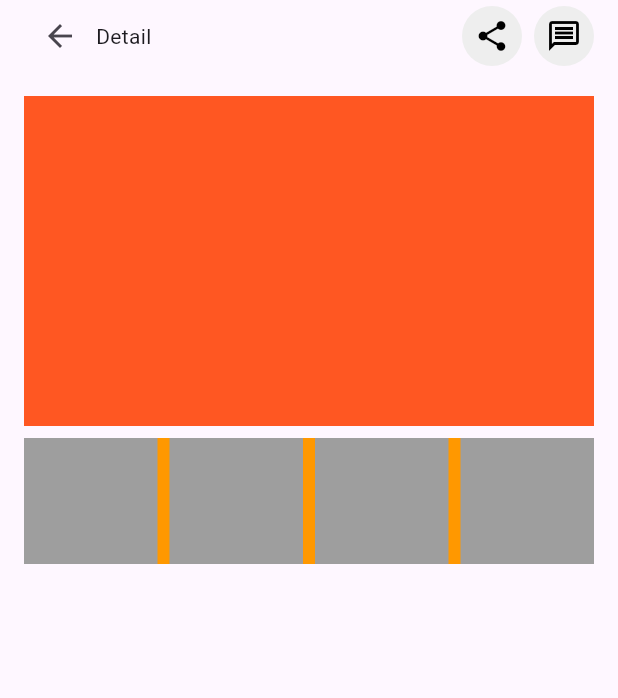
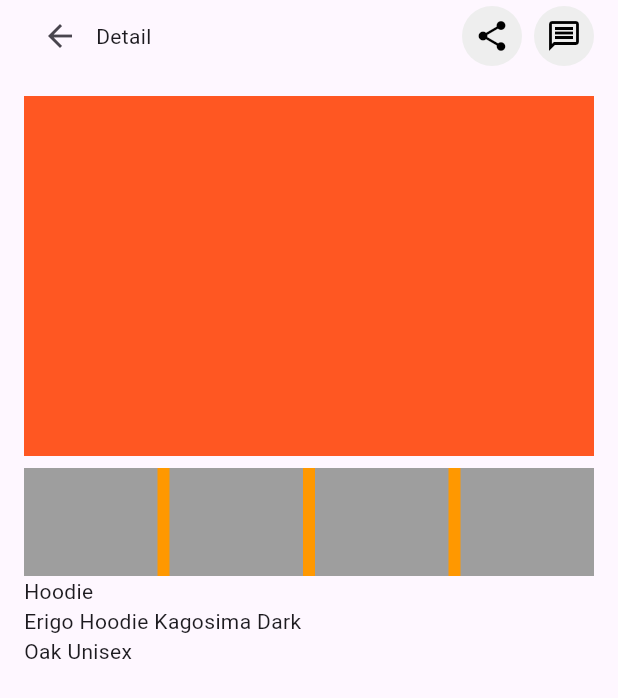
Before and after one commit to JAICHANGPARK/flutter_notebook_chapter_33, a Flutter app: the EcommerceDetailPage screen opened directly, on a phone screen of 412 x 824 dp. Shown: the top 698 px of the screen. Run offline on Flutter 3.47's test engine with Material 2 defaults, Android fonts, the phone set to English and light mode, and no system bars; our stand-ins replace dots_indicator.

Commit message:
Update e_commerce_detail_page.dart

```diff
--- a/lib/ep1655_e_commerce_app/view/e_commerce_detail_page.dart
+++ b/lib/ep1655_e_commerce_app/view/e_commerce_detail_page.dart
@@ -40,14 +40,14 @@ class _EcommerceDetailPageState extends State<EcommerceDetailPage> {
                 height: 16,
               ),
               Container(
-                height: 220,
+                height: 240,
                 color: Colors.deepOrange,
               ),
               SizedBox(
                 height: 8,
               ),
               Container(
-                height: 84,
+                height: 72,
                 color: Colors.orange,
                 child: Row(
                   children: [
@@ -68,6 +68,22 @@ class _EcommerceDetailPageState extends State<EcommerceDetailPage> {
                     )),
                   ],
                 ),
+              ),
+              Row(
+                children: [
+                  Expanded(
+                    child: Column(
+                      crossAxisAlignment: CrossAxisAlignment.start,
+                      children: [
+                        Container(
+                          child: Text("Hoodie"),
+                        ),
+                        Text("Erigo Hoodie Kagosima Dark\nOak Unisex"),
+                      ],
+                    ),
+                  ),
+
+                ],
               )
             ],
           ),
```
